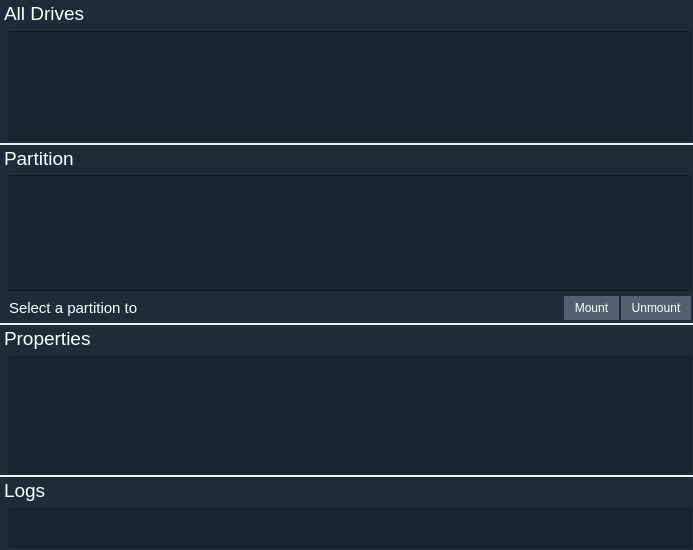
Old version of the form app/dashboard/pdrives.ui in the repository rahmanshaber/corebox.
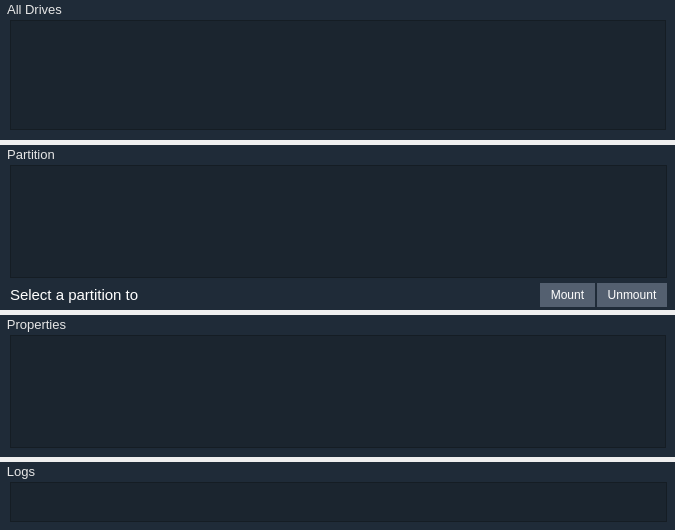
New version of the form.

Diff of the .ui file:
```diff
--- a/app/dashboard/pdrives.ui
+++ b/app/dashboard/pdrives.ui
@@ -6,16 +6,38 @@
    <rect>
     <x>0</x>
     <y>0</y>
-    <width>693</width>
-    <height>550</height>
+    <width>675</width>
+    <height>530</height>
    </rect>
   </property>
   <property name="windowTitle">
    <string>Form</string>
   </property>
-  <layout class="QVBoxLayout" name="verticalLayout">
+  <property name="styleSheet">
+   <string notr="true">QGroupBox {
+    font-size: 13px;
+    margin-top: -1ex;
+    background-color: #34343C;
+    color: #E6E6E6;
+    border: 1px  gray;
+}
+
+QGroupBox::title {
+    subcontrol-origin: margin;
+    subcontrol-position: top left;
+    background-color: #1F2B38;
+    color: #E6E6E6;
+    padding: 2px 5px 2px 5px;
+}
+
+QListWidget{
+background-color:#1B252F;
+color: #E6E6E6;
+}</string>
+  </property>
+  <layout class="QVBoxLayout" name="verticalLayout_3">
    <property name="spacing">
-    <number>2</number>
+    <number>5</number>
    </property>
    <property name="leftMargin">
     <number>0</number>
@@ -30,30 +52,42 @@
     <number>0</number>
    </property>
    <item>
-    <widget class="QFrame" name="alldrives">
+    <widget class="QGroupBox" name="alldrives">
+     <property name="sizePolicy">
+      <sizepolicy hsizetype="Preferred" vsizetype="Preferred">
+       <horstretch>0</horstretch>
+       <verstretch>0</verstretch>
+      </sizepolicy>
+     </property>
+     <property name="minimumSize">
+      <size>
+       <width>0</width>
+       <height>140</height>
+      </size>
+     </property>
      <property name="styleSheet">
       <string notr="true">QWidget{
 background-color:#1F2B38;
 color:#ffffff;
 }</string>
      </property>
-     <layout class="QGridLayout" name="gridLayout_4">
+     <property name="title">
+      <string>All Drives</string>
+     </property>
+     <property name="alignment">
+      <set>Qt::AlignLeading|Qt::AlignLeft|Qt::AlignTop</set>
+     </property>
+     <layout class="QVBoxLayout" name="verticalLayout">
       <property name="leftMargin">
-       <number>4</number>
+       <number>10</number>
       </property>
       <property name="topMargin">
-       <number>2</number>
-      </property>
-      <property name="rightMargin">
-       <number>2</number>
+       <number>20</number>
       </property>
       <property name="bottomMargin">
-       <number>2</number>
+       <number>10</number>
       </property>
-      <property name="horizontalSpacing">
-       <number>0</number>
-      </property>
-      <item row="1" column="1">
+      <item>
        <widget class="QListWidget" name="drives">
         <property name="minimumSize">
          <size>
@@ -71,7 +105,30 @@
          <string notr="true">QWidget{
 background-color:#1B252F;
 color:#ffffff;
-}</string>
+}
+
+QScrollBar:vertical {
+background-color: rgba( 0, 0, 0, 72% );
+max-width: 8px;
+border-radius: 4px;
+padding: 1px; }
+
+QScrollBar::handle:vertical {
+background-color: silver;
+max-width: 6px;
+border-radius: 3px; }
+
+QScrollBar::sub-page:vertical {
+background-color: rgba( 0, 0, 0, 72% ); }
+
+QScrollBar::add-page:vertical {
+background-color: rgba( 0, 0, 0, 72% ); }
+
+QScrollBar::add-line:vertical, 
+QScrollBar::sub-line:vertical {
+width: 0px; height: 0px; }
+
+</string>
         </property>
         <property name="horizontalScrollBarPolicy">
          <enum>Qt::ScrollBarAlwaysOff</enum>
@@ -105,54 +162,29 @@
         </property>
        </widget>
       </item>
-      <item row="0" column="0" colspan="2">
-       <widget class="QLabel" name="label_3">
-        <property name="font">
-         <font>
-          <pointsize>14</pointsize>
-         </font>
-        </property>
-        <property name="text">
-         <string>All Drives</string>
-        </property>
-       </widget>
-      </item>
-      <item row="1" column="0">
-       <spacer name="horizontalSpacer_6">
-        <property name="orientation">
-         <enum>Qt::Horizontal</enum>
-        </property>
-        <property name="sizeType">
-         <enum>QSizePolicy::Fixed</enum>
-        </property>
-        <property name="sizeHint" stdset="0">
-         <size>
-          <width>5</width>
-          <height>20</height>
-         </size>
-        </property>
-       </spacer>
-      </item>
      </layout>
     </widget>
    </item>
    <item>
-    <widget class="QFrame" name="partiton">
+    <widget class="QGroupBox" name="partiton">
      <property name="styleSheet">
       <string notr="true">QWidget{
 background-color:#1F2B38;
 color:#ffffff;
 }</string>
      </property>
+     <property name="title">
+      <string>Partition</string>
+     </property>
      <layout class="QGridLayout" name="gridLayout">
       <property name="leftMargin">
-       <number>4</number>
+       <number>10</number>
       </property>
       <property name="topMargin">
-       <number>2</number>
+       <number>20</number>
       </property>
       <property name="rightMargin">
-       <number>2</number>
+       <number>8</number>
       </property>
       <property name="bottomMargin">
        <number>3</number>
@@ -163,7 +195,7 @@
       <property name="verticalSpacing">
        <number>5</number>
       </property>
-      <item row="4" column="3" rowspan="2">
+      <item row="2" column="2" rowspan="2">
        <widget class="QPushButton" name="mount_2">
         <property name="toolTip">
          <string>Mount the Pertition</string>
@@ -182,7 +214,7 @@
         </property>
        </widget>
       </item>
-      <item row="1" column="1" rowspan="3" colspan="4">
+      <item row="0" column="0" rowspan="2" colspan="4">
        <widget class="QListWidget" name="blocks">
         <property name="styleSheet">
          <string notr="true">QWidget{
@@ -228,7 +260,7 @@
         </property>
        </widget>
       </item>
-      <item row="5" column="2">
+      <item row="3" column="1">
        <spacer name="horizontalSpacer_2">
         <property name="orientation">
          <enum>Qt::Horizontal</enum>
@@ -241,7 +273,7 @@
         </property>
        </spacer>
       </item>
-      <item row="4" column="4" rowspan="2">
+      <item row="2" column="3" rowspan="2">
        <widget class="QPushButton" name="unmount_2">
         <property name="toolTip">
          <string>&lt;html&gt;&lt;head/&gt;&lt;body&gt;&lt;p&gt;Mount the Pertition&lt;/p&gt;&lt;/body&gt;&lt;/html&gt;</string>
@@ -260,7 +292,7 @@
         </property>
        </widget>
       </item>
-      <item row="4" column="1" rowspan="2">
+      <item row="2" column="0" rowspan="2">
        <widget class="QLabel" name="mm">
         <property name="font">
          <font>
@@ -272,90 +304,31 @@
         </property>
        </widget>
       </item>
-      <item row="1" column="0" rowspan="5">
-       <spacer name="horizontalSpacer_7">
-        <property name="orientation">
-         <enum>Qt::Horizontal</enum>
-        </property>
-        <property name="sizeType">
-         <enum>QSizePolicy::Fixed</enum>
-        </property>
-        <property name="sizeHint" stdset="0">
-         <size>
-          <width>3</width>
-          <height>130</height>
-         </size>
-        </property>
-       </spacer>
-      </item>
-      <item row="0" column="0" colspan="5">
-       <widget class="QLabel" name="label_4">
-        <property name="font">
-         <font>
-          <pointsize>14</pointsize>
-         </font>
-        </property>
-        <property name="text">
-         <string>Partition</string>
-        </property>
-       </widget>
-      </item>
      </layout>
     </widget>
    </item>
    <item>
-    <widget class="QFrame" name="properties">
+    <widget class="QGroupBox" name="properties">
      <property name="styleSheet">
       <string notr="true">QWidget{
 background-color:#1F2B38;
 color:#ffffff;
 }</string>
      </property>
-     <layout class="QGridLayout" name="gridLayout_5">
+     <property name="title">
+      <string>Properties</string>
+     </property>
+     <layout class="QVBoxLayout" name="verticalLayout_2">
+      <property name="spacing">
+       <number>0</number>
+      </property>
       <property name="leftMargin">
-       <number>4</number>
+       <number>10</number>
       </property>
       <property name="topMargin">
-       <number>2</number>
+       <number>20</number>
       </property>
-      <property name="rightMargin">
-       <number>2</number>
-      </property>
-      <property name="bottomMargin">
-       <number>2</number>
-      </property>
-      <property name="horizontalSpacing">
-       <number>0</number>
-      </property>
-      <item row="0" column="0" colspan="2">
-       <widget class="QLabel" name="label_5">
-        <property name="font">
-         <font>
-          <pointsize>14</pointsize>
-         </font>
-        </property>
-        <property name="text">
-         <string>Properties</string>
-        </property>
-       </widget>
-      </item>
-      <item row="1" column="0">
-       <spacer name="lo">
-        <property name="orientation">
-         <enum>Qt::Horizontal</enum>
-        </property>
-        <property name="sizeType">
-         <enum>QSizePolicy::Fixed</enum>
-        </property>
-        <property name="sizeHint" stdset="0">
-         <size>
-          <width>5</width>
-          <height>20</height>
-         </size>
-        </property>
-       </spacer>
-      </item>
-      <item row="1" column="1">
+      <item>
        <widget class="QListView" name="info">
         <property name="font">
          <font>
@@ -367,7 +340,30 @@
          <string notr="true">QWidget{
 background-color: #1B252F; ;
 color: #ffffff;
-}</string>
+}
+
+QScrollBar:vertical {
+background-color: rgba( 0, 0, 0, 72% );
+max-width: 8px;
+border-radius: 4px;
+padding: 1px; }
+
+QScrollBar::handle:vertical {
+background-color: silver;
+max-width: 6px;
+border-radius: 3px; }
+
+QScrollBar::sub-page:vertical {
+background-color: rgba( 0, 0, 0, 72% ); }
+
+QScrollBar::add-page:vertical {
+background-color: rgba( 0, 0, 0, 72% ); }
+
+QScrollBar::add-line:vertical, 
+QScrollBar::sub-line:vertical {
+width: 0px; height: 0px; }
+
+</string>
         </property>
        </widget>
       </item>
@@ -375,46 +371,33 @@
     </widget>
    </item>
    <item>
-    <widget class="QFrame" name="logs">
+    <widget class="QGroupBox" name="logs">
      <property name="styleSheet">
       <string notr="true">QWidget{
 background-color:#1F2B38;
 color:#ffffff;
 }</string>
      </property>
+     <property name="title">
+      <string>Logs</string>
+     </property>
      <layout class="QGridLayout" name="gridLayout_6">
       <property name="leftMargin">
-       <number>4</number>
+       <number>10</number>
       </property>
       <property name="topMargin">
-       <number>2</number>
+       <number>20</number>
       </property>
       <property name="rightMargin">
-       <number>2</number>
+       <number>8</number>
       </property>
       <property name="bottomMargin">
-       <number>2</number>
+       <number>8</number>
       </property>
       <property name="horizontalSpacing">
        <number>0</number>
       </property>
-      <item row="1" column="0">
-       <spacer name="horizontalSpacer_9">
-        <property name="orientation">
-         <enum>Qt::Horizontal</enum>
-        </property>
-        <property name="sizeType">
-         <enum>QSizePolicy::Fixed</enum>
-        </property>
-        <property name="sizeHint" stdset="0">
-         <size>
-          <width>5</width>
-          <height>20</height>
-         </size>
-        </property>
-       </spacer>
-      </item>
-      <item row="1" column="1">
+      <item row="0" column="0">
        <widget class="QListWidget" name="msgs">
         <property name="maximumSize">
          <size>
@@ -436,18 +419,6 @@
         </property>
        </widget>
       </item>
-      <item row="0" column="0" colspan="2">
-       <widget class="QLabel" name="label">
-        <property name="font">
-         <font>
-          <pointsize>14</pointsize>
-         </font>
-        </property>
-        <property name="text">
-         <string>Logs</string>
-        </property>
-       </widget>
-      </item>
      </layout>
     </widget>
    </item>
```
